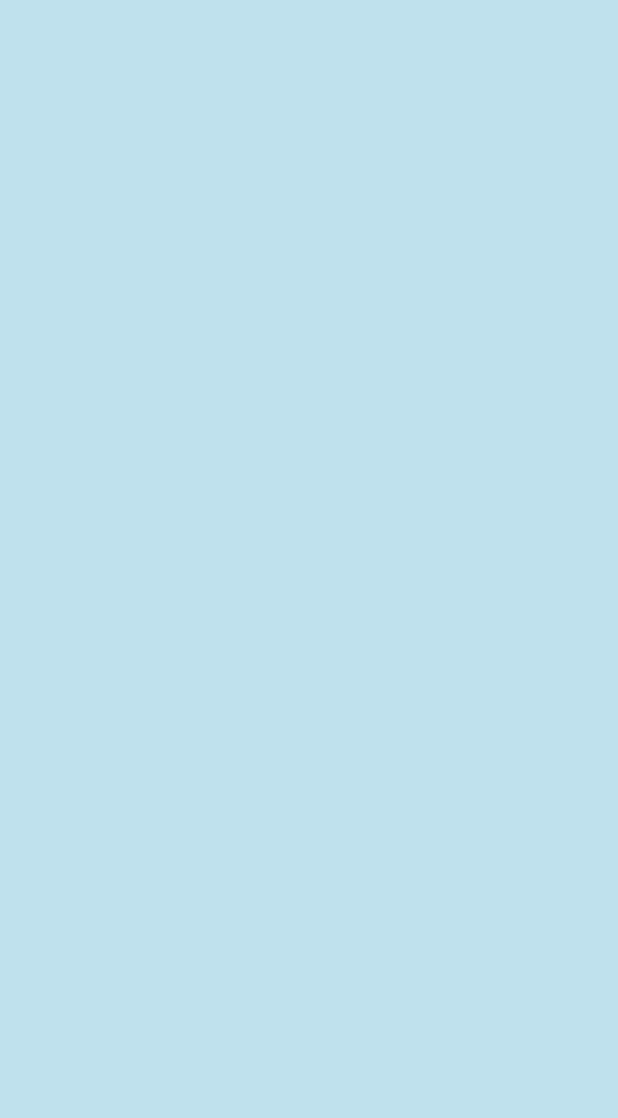
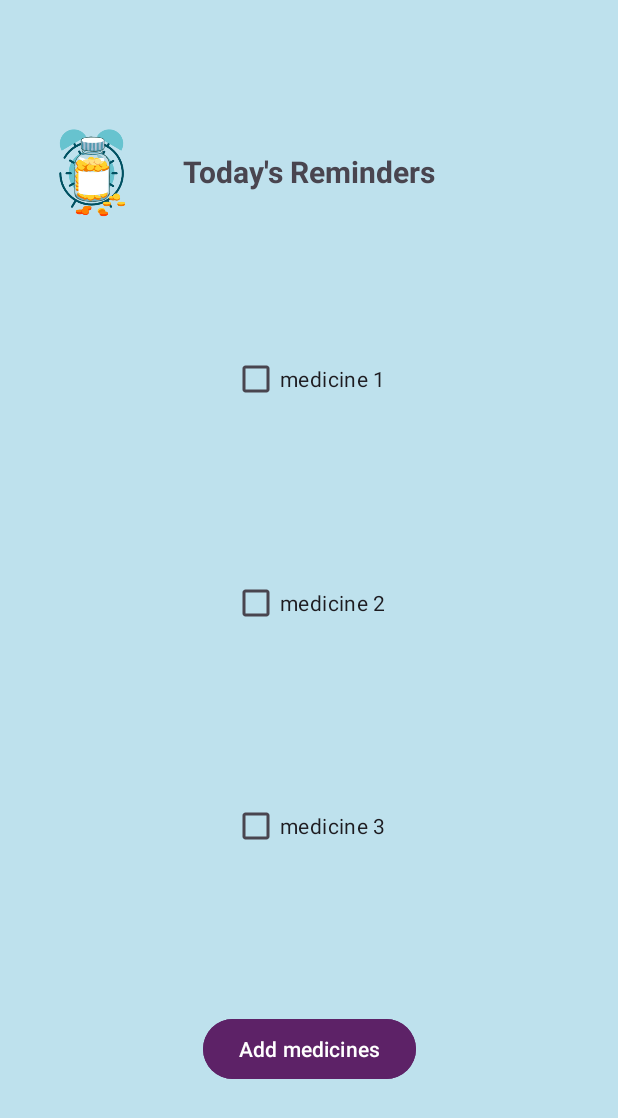
Before and after one commit to Shyamal011/ReMedi, an Android app: the Reminders screen opened directly, with no data from a screen before it, on a phone screen of 412 x 824 dp. Before the commit the part shown is empty. Shown: the top 1118 px of the screen. Run offline under Robolectric (Android 15) with nearby library versions, the light colour scheme and no system bars.

Commit message:
005@fury

```diff
--- a/app/src/main/res/layout/activity_choose_mode.xml
+++ b/app/src/main/res/layout/activity_choose_mode.xml
@@ -7,6 +7,17 @@
     android:layout_width="match_parent"
     android:layout_height="match_parent"
     tools:context=".ChooseMode">
+    <TextView
+        android:id="@+id/textView7"
+        android:layout_width="wrap_content"
+        android:layout_height="wrap_content"
+        android:text="@string/ch_mod"
+        android:textSize="20sp"
+        android:textStyle="bold"
+        app:layout_constraintBottom_toTopOf="@+id/patient"
+        app:layout_constraintEnd_toEndOf="parent"
+        app:layout_constraintStart_toStartOf="parent"
+        app:layout_constraintTop_toTopOf="parent" />
 
     <Button
         android:id="@+id/patient"
@@ -14,11 +25,12 @@
         android:layout_height="wrap_content"
         android:text="@string/ptnt"
         android:onClick="PatientMode"
-        app:layout_constraintBottom_toBottomOf="parent"
+        android:backgroundTint="@color/purple"
+        app:layout_constraintBottom_toTopOf="@+id/guardian"
         app:layout_constraintEnd_toEndOf="parent"
         app:layout_constraintHorizontal_bias="0.498"
         app:layout_constraintStart_toStartOf="parent"
-        app:layout_constraintTop_toTopOf="parent"
+        app:layout_constraintTop_toBottomOf="@id/textView7"
         app:layout_constraintVertical_bias="0.325" />
 
     <Button
@@ -26,6 +38,7 @@
         android:layout_width="wrap_content"
         android:layout_height="wrap_content"
         android:text="@string/grdn"
+        android:backgroundTint="@color/purple"
         android:onClick="GuardianMode"
         app:layout_constraintBottom_toBottomOf="parent"
         app:layout_constraintEnd_toEndOf="parent"
@@ -34,4 +47,6 @@
         app:layout_constraintTop_toBottomOf="@+id/patient"
         app:layout_constraintVertical_bias="0.276" />
 
+
+
 </androidx.constraintlayout.widget.ConstraintLayout>
--- a/app/src/main/res/layout/activity_reminders.xml
+++ b/app/src/main/res/layout/activity_reminders.xml
@@ -8,4 +8,70 @@
     android:layout_height="match_parent"
     tools:context=".Reminders">
 
+    <ImageView
+        android:id="@+id/imageView3"
+        android:layout_width="63dp"
+        android:layout_height="60dp"
+        android:contentDescription="@string/logo_desc"
+        app:layout_constraintBottom_toTopOf="@+id/checkBox"
+        app:layout_constraintEnd_toStartOf="@+id/textView"
+        app:layout_constraintStart_toStartOf="parent"
+        app:layout_constraintTop_toTopOf="parent"
+        app:srcCompat="@drawable/logo" />
+
+    <TextView
+        android:id="@+id/textView"
+        android:layout_width="wrap_content"
+        android:layout_height="wrap_content"
+        android:textSize="20sp"
+        android:textStyle="bold"
+        android:text="@string/rem"
+        app:layout_constraintBottom_toTopOf="@+id/checkBox"
+        app:layout_constraintEnd_toEndOf="parent"
+        app:layout_constraintStart_toStartOf="parent"
+        app:layout_constraintTop_toTopOf="parent" />
+
+    <CheckBox
+        android:id="@+id/checkBox"
+        android:layout_width="wrap_content"
+        android:layout_height="wrap_content"
+        android:text="@string/cb1"
+        app:layout_constraintBottom_toTopOf="@+id/checkBox2"
+        app:layout_constraintEnd_toEndOf="parent"
+        app:layout_constraintStart_toStartOf="parent"
+        app:layout_constraintTop_toBottomOf="@id/textView" />
+
+    <CheckBox
+        android:id="@+id/checkBox2"
+        android:layout_width="wrap_content"
+        android:layout_height="wrap_content"
+        android:text="@string/cb2"
+        app:layout_constraintBottom_toTopOf="@+id/checkBox3"
+        app:layout_constraintEnd_toEndOf="parent"
+        app:layout_constraintStart_toStartOf="parent"
+        app:layout_constraintTop_toBottomOf="@id/checkBox" />
+
+    <CheckBox
+        android:id="@+id/checkBox3"
+        android:layout_width="wrap_content"
+        android:layout_height="wrap_content"
+        android:text="@string/cb3"
+        app:layout_constraintBottom_toTopOf="@id/button"
+        app:layout_constraintEnd_toEndOf="parent"
+        app:layout_constraintStart_toStartOf="parent"
+        app:layout_constraintTop_toBottomOf="@id/checkBox2" />
+
+    <Button
+        android:id="@+id/button"
+        android:layout_width="wrap_content"
+        android:layout_height="wrap_content"
+        android:text="@string/ad_med"
+        android:backgroundTint="@color/purple"
+        android:onClick="addMed"
+        app:layout_constraintBottom_toBottomOf="parent"
+        app:layout_constraintEnd_toEndOf="parent"
+        app:layout_constraintStart_toStartOf="parent"
+        app:layout_constraintTop_toBottomOf="@id/checkBox3"
+        tools:layout_editor_absoluteY="606dp" />
+
 </androidx.constraintlayout.widget.ConstraintLayout>
--- a/app/src/main/res/values/strings.xml
+++ b/app/src/main/res/values/strings.xml
@@ -26,5 +26,6 @@
     <string name="time_">12:00</string>
     <string name="ptnt">Patient</string>
     <string name="grdn">Guardian</string>
+    <string name="ch_mod">Choose Mode</string>
 
 </resources>
```
